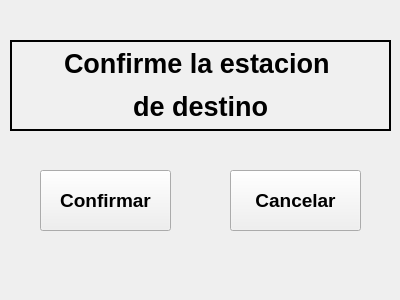
molautaro/interfazAGV, file confirmacionenvio.ui: the form before one commit.
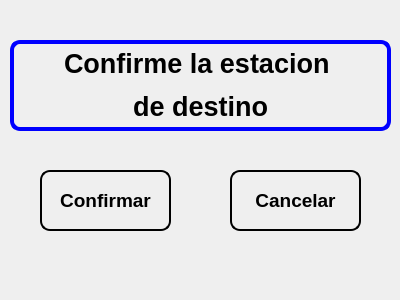
The form after the commit.

```diff
--- a/confirmacionenvio.ui
+++ b/confirmacionenvio.ui
@@ -28,6 +28,12 @@
      <bold>true</bold>
     </font>
    </property>
+   <property name="styleSheet">
+    <string notr="true">color: rgb(0, 0, 0);
+border: 2px solid;
+border-radius: 10px;
+</string>
+   </property>
    <property name="text">
     <string>Confirmar</string>
    </property>
@@ -48,8 +54,10 @@
     </font>
    </property>
    <property name="styleSheet">
-    <string notr="true">background-color: rgb(240, 240, 240);
-color: rgb(0, 0, 0);
+    <string notr="true">color: rgb(0, 0, 0);
+border: 2px solid;
+border-radius: 10px;
+
 </string>
    </property>
    <property name="text">
@@ -72,7 +80,11 @@
    </property>
    <property name="styleSheet">
     <string notr="true">color: rgb(0, 0, 0);
-background-color: rgb(240, 240, 240);</string>
+border: 4px solid;
+border-radius: 10px;
+border-color: rgb(0, 0, 255);
+
+</string>
    </property>
    <property name="frameShape">
     <enum>QFrame::WinPanel</enum>
```
